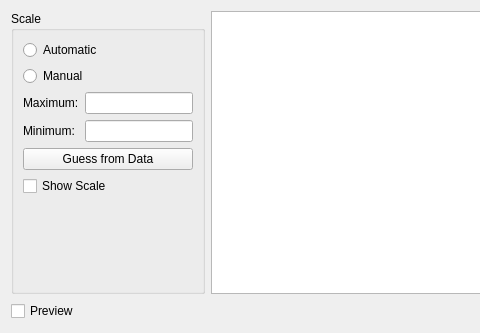
First picture: the form in widgets/SectionDialog.ui, repository sblanchet/dls, before the edit; both pictures show x 0 to 480 and y 0 to 333 of the 773 by 333 pixel window.
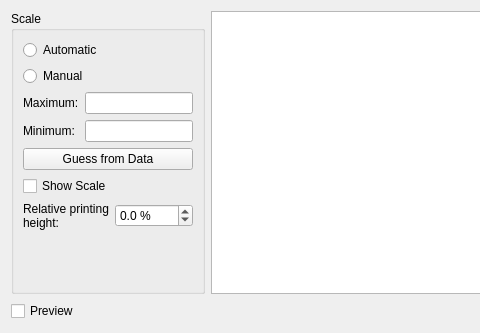
Second picture: the form after the edit.

Commit message: Edit relative print height in section dialog.

```diff
--- a/widgets/SectionDialog.ui
+++ b/widgets/SectionDialog.ui
@@ -88,6 +88,37 @@
           </property>
          </widget>
         </item>
+        <item>
+         <layout class="QGridLayout" name="gridLayout_2">
+          <item row="0" column="0">
+           <widget class="QLabel" name="labelRelHeight">
+            <property name="text">
+             <string>Relative printing
+height:</string>
+            </property>
+           </widget>
+          </item>
+          <item row="0" column="1">
+           <widget class="QDoubleSpinBox" name="doubleSpinBoxRelHeight">
+            <property name="specialValueText">
+             <string>(unused)</string>
+            </property>
+            <property name="suffix">
+             <string> %</string>
+            </property>
+            <property name="decimals">
+             <number>1</number>
+            </property>
+            <property name="minimum">
+             <double>-1.000000000000000</double>
+            </property>
+            <property name="maximum">
+             <double>100.000000000000000</double>
+            </property>
+           </widget>
+          </item>
+         </layout>
+        </item>
         <item>
          <spacer name="verticalSpacer">
           <property name="orientation">
```
The commit also changes 2 other files.
